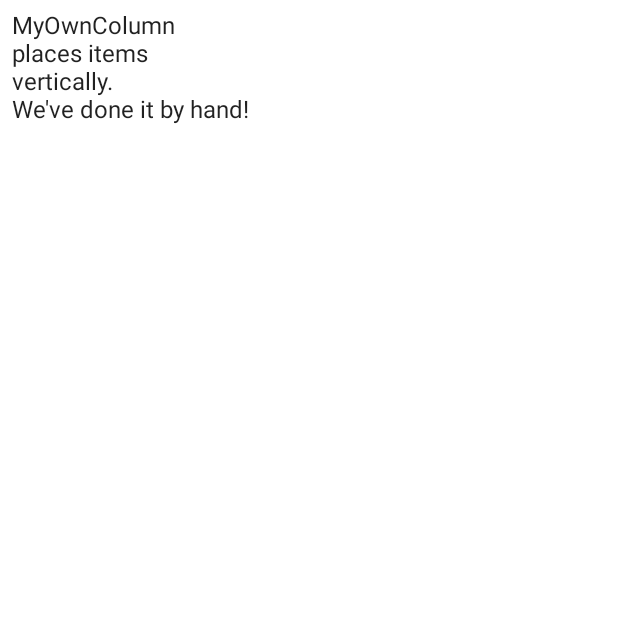
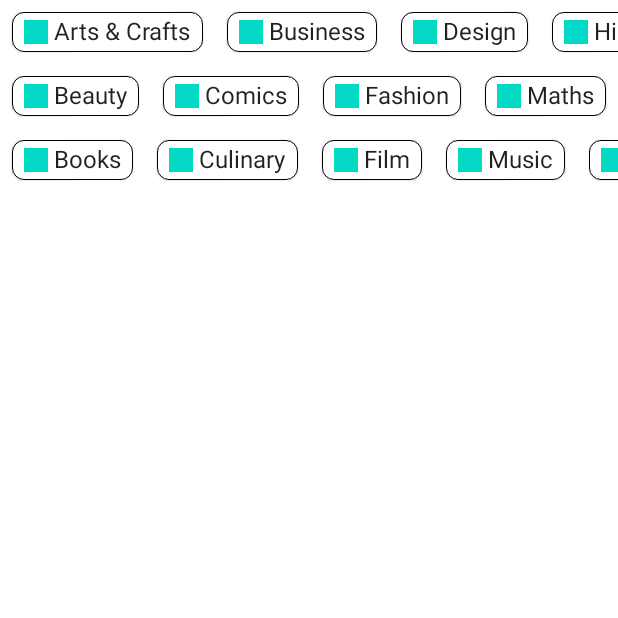
Before and after one commit to kimura78/Jetpack_compose_study, an Android app built with Jetpack Compose: the composable BodyContent shown on its own in the app's theme, on a phone screen of 412 x 824 dp, the top half of it. Run offline under Robolectric (Android 15) with nearby library versions, the phone set to English and light mode, and no system bars.

Commit message:
複雑なカスタムレイアウトを終了

```diff
--- a/ch6_BasicLayout/app/src/main/java/com/example/ch6_basiclayout/MainActivity.kt
+++ b/ch6_BasicLayout/app/src/main/java/com/example/ch6_basiclayout/MainActivity.kt
@@ -4,15 +4,12 @@ import android.icu.number.NumberFormatter
 import android.os.Bundle
 import androidx.activity.ComponentActivity
 import androidx.activity.compose.setContent
-import androidx.compose.foundation.Image
-import androidx.compose.foundation.clickable
+import androidx.compose.foundation.*
 import androidx.compose.foundation.layout.*
 import androidx.compose.foundation.lazy.LazyColumn
 import androidx.compose.foundation.lazy.rememberLazyListState
-import androidx.compose.foundation.rememberScrollState
 import androidx.compose.foundation.shape.CircleShape
 import androidx.compose.foundation.shape.RoundedCornerShape
-import androidx.compose.foundation.verticalScroll
 import androidx.compose.material.*
 import androidx.compose.material.icons.Icons
 import androidx.compose.material.icons.filled.Bookmark
@@ -23,6 +20,7 @@ import androidx.compose.runtime.rememberCoroutineScope
 import androidx.compose.ui.Alignment
 import androidx.compose.ui.Modifier
 import androidx.compose.ui.draw.clip
+import androidx.compose.ui.graphics.Color
 import androidx.compose.ui.layout.AlignmentLine
 import androidx.compose.ui.layout.FirstBaseline
 import androidx.compose.ui.layout.Layout
@@ -40,83 +38,106 @@ class MainActivity : ComponentActivity() {
         super.onCreate(savedInstanceState)
         setContent {
             Ch6_BasicLayoutTheme {
-                BodyContent()
-            }
-        }
-    }
-}
-
-fun Modifier.firstBaselineToTop(
-    firstBaselineToTop: Dp
-) = this.then(
-    layout { measurable, constraints ->
-        val placeable = measurable.measure(constraints)
-
-        check(placeable[FirstBaseline] != AlignmentLine.Unspecified)
-        val firstBaseline = placeable[FirstBaseline]
-
-        val placeableY = firstBaselineToTop.roundToPx() - firstBaseline
-        val height = placeable.height + placeableY
-        layout(placeable.width, height) {
-            placeable.placeRelative(0, placeableY)
-        }
-    }
-)
-
-@Preview(showBackground = true)
-@Composable
-fun TextWithPaddingToBaselinePreview() {
-    Ch6_BasicLayoutTheme {
-        Text("Hi there!", Modifier.firstBaselineToTop(32.dp))
-    }
-}
-
-@Preview
-@Composable
-fun TextWithNormalPaddingPreview() {
-    Ch6_BasicLayoutTheme {
-        Text("Hi there!", Modifier.padding(top = 32.dp))
-    }
-}
-
-@Composable
-fun MyOwnColumn(
-    modifier: Modifier = Modifier,
-    content: @Composable () -> Unit
-) {
-    Layout(
-        modifier = modifier,
-        content = content
-    ) { measurables, constraints ->
-        val placeables = measurables.map { measurable ->
-            measurable.measure(constraints)
-        }
-
-        var yPosition = 0
-
-        layout(constraints.maxWidth, constraints.maxHeight) {
-            placeables.forEach { placeable ->
-                placeable.placeRelative(x = 0, y = yPosition)
-                yPosition += placeable.height
+                Chip(text = "Hi there")
             }
         }
     }
 }
 
 @Composable
-fun BodyContent(modifier: Modifier = Modifier) {
-    MyOwnColumn(modifier.padding(8.dp)) {
-        Text("MyOwnColumn")
-        Text("places items")
-        Text("vertically.")
-        Text("We've done it by hand!")
+fun StaggeredGrid(
+    modifier: Modifier = Modifier,
+    rows: Int = 3,
+    content: @Composable () -> Unit
+) {
+    Layout(
+        modifier = modifier,
+        content = content,
+    ) { measurables, constraints ->
+        val rowWidths = IntArray(rows) { 0 }
+        val rowHeights = IntArray(rows) { 0 }
+
+        val placeables = measurables.mapIndexed { index, measurable ->
+            val placeable = measurable.measure(constraints)
+            val row = index % rows
+            rowWidths[row] += placeable.width
+            rowHeights[row] = Math.max(rowHeights[row], placeable.height)
+
+            placeable
+        }
+
+        val width = rowWidths.maxOrNull()
+            ?.coerceIn(constraints.minWidth.rangeTo(constraints.maxWidth)) ?: constraints.minWidth
+
+        val height = rowHeights.sumOf { it }
+            .coerceIn(constraints.minHeight.rangeTo(constraints.maxHeight))
+
+        val rowY = IntArray(rows) { 0 }
+        for (i in 1 until rows) {
+            rowY[i] = rowY[i-1] + rowHeights[i-1]
+        }
+
+        layout(width, height) {
+            val rowX = IntArray(rows) { 0 }
+
+            placeables.forEachIndexed() { index, placeable ->
+                val row = index % rows
+                placeable.placeRelative(
+                    x = rowX[row],
+                    y = rowY[row]
+                )
+                rowX[row] += placeable.width
+            }
+        }
     }
 }
 
+@Composable
+fun Chip(modifier: Modifier = Modifier, text: String) {
+    Card(
+        modifier = modifier,
+        border = BorderStroke(color = Color.Black, width = Dp.Hairline),
+        shape = RoundedCornerShape(8.dp)
+    ) {
+        Row(
+            modifier = Modifier.padding(start = 8.dp, top = 4.dp, end = 8.dp, bottom = 4.dp),
+            verticalAlignment = Alignment.CenterVertically
+        ) {
+            Box(
+                modifier = Modifier.size(16.dp, 16.dp)
+                    .background(color = MaterialTheme.colors.secondary)
+            )
+            Spacer(Modifier.width(4.dp))
+            Text(text = text)
+        }
+    }
+}
 
 @Preview
 @Composable
-fun BodyContentPreview() {
+fun ChipPreview() {
+    Ch6_BasicLayoutTheme {
+        Chip(text = "Hi there")
+    }
+}
+val topics = listOf(
+    "Arts & Crafts", "Beauty", "Books", "Business", "Comics", "Culinary",
+    "Design", "Fashion", "Film", "History", "Maths", "Music", "People", "Philosophy",
+    "Religion", "Social sciences", "Technology", "TV", "Writing"
+)
+
+@Composable
+fun BodyContent(modifier: Modifier = Modifier) {
+    StaggeredGrid(modifier = modifier.horizontalScroll(rememberScrollState())) {
+        for (topic in topics) {
+            Chip(modifier = Modifier.padding(8.dp), text = topic)
+        }
+    }
+}
+
+@Preview
+@Composable
+fun LayoutsCodelabPreview() {
     Ch6_BasicLayoutTheme {
         BodyContent()
     }
```
